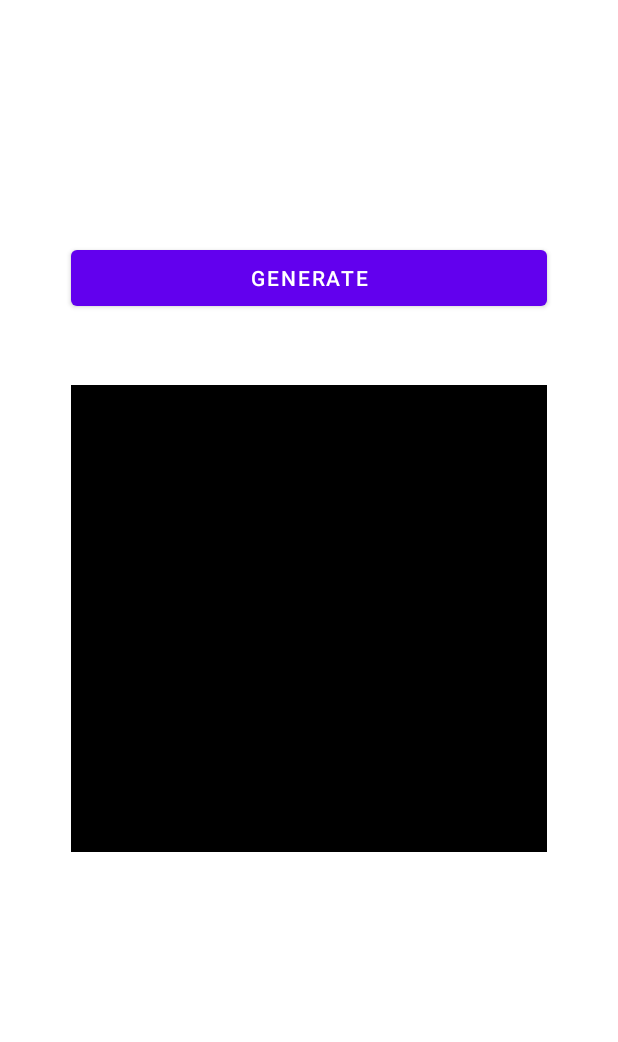
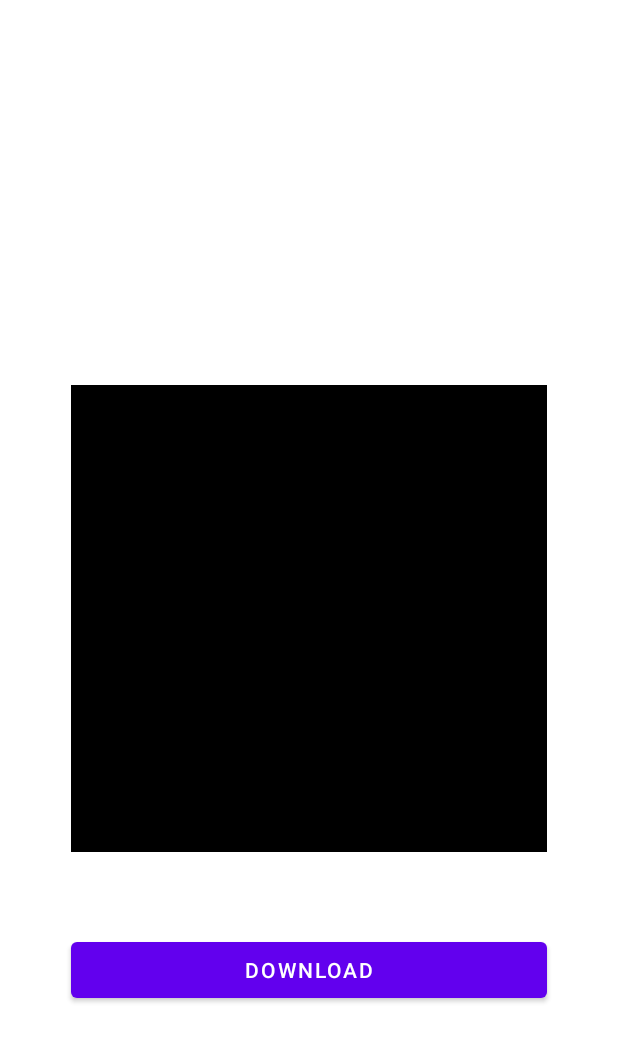
Before and after one commit to CMPUT301W21T05/KrowdTrialz, an Android app: the layout qr_common.xml on its own in the app's theme, with its tools: preview values and no code run, on a phone screen of 412 x 824 dp. Shown: the top 1042 px of the screen. Run offline under Robolectric (Android 15) with nearby library versions, the phone set to English and light mode, and no system bars.

Commit message:
Implemented downloading qr codes to the device

```diff
--- a/app/src/main/AndroidManifest.xml
+++ b/app/src/main/AndroidManifest.xml
@@ -3,6 +3,8 @@
     package="com.T05.krowdtrialz">
 
     <uses-permission android:name="android.permission.CAMERA"/>
+    <uses-permission android:name="android.permission.WRITE_EXTERNAL_STORAGE"/>
+    <uses-permission android:name="android.permission.READ_EXTERNAL_STORAGE"/>
 
     <application
         android:allowBackup="true"
--- a/app/src/main/res/layout/qr_common.xml
+++ b/app/src/main/res/layout/qr_common.xml
@@ -6,15 +6,16 @@
     android:layout_height="match_parent">
 
     <Button
-        android:id="@+id/qr_generate_button"
+        android:id="@+id/qr_download_button"
         android:layout_width="317dp"
         android:layout_height="49dp"
-        android:text="@string/generate"
-        app:layout_constraintBottom_toTopOf="@+id/qr_code_imageView"
+        android:layout_marginTop="36dp"
+        android:text="@string/download"
+        app:layout_constraintBottom_toBottomOf="parent"
         app:layout_constraintEnd_toEndOf="parent"
         app:layout_constraintStart_toStartOf="parent"
-        app:layout_constraintTop_toTopOf="parent"
-        app:layout_constraintVertical_bias="0.776" />
+        app:layout_constraintTop_toBottomOf="@+id/qr_code_imageView"
+        app:layout_constraintVertical_bias="0.104" />
 
     <ImageView
         android:id="@+id/qr_code_imageView"
--- a/app/src/main/res/values/strings.xml
+++ b/app/src/main/res/values/strings.xml
@@ -54,6 +54,6 @@
     <string name="trial_scan">Scan</string>
     <string name="trial_generate_qr">Generate QR Code</string>
     <string name="trial_assign_barcode">Assign To Barcode</string>
-    <string name="generate">GENERATE</string>
+    <string name="download">DOWNLOAD</string>
     <string name="qr_image">qrImage</string>
 </resources>
```
Also changed, not shown: app/src/main/java/com/T05/krowdtrialz/ui/trial/GenerateTrialQRActivity.java (+55 -1 lines).
